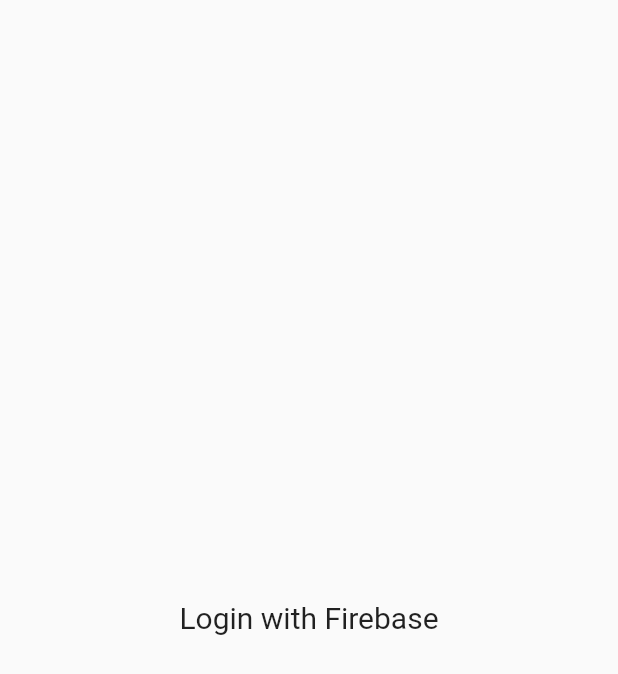
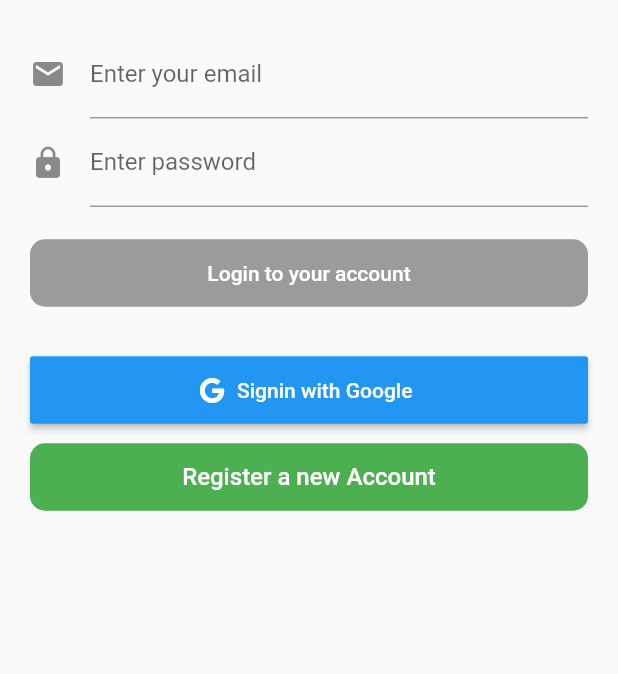
Before and after one commit to QuyenVu04092000/firebase_login, a Flutter app: the screen it shows after launch, on a phone screen of 412 x 824 dp. Shown: the top 674 px of the screen. Run offline on Flutter 3.47's test engine with Material 2 defaults, Android fonts, the phone set to English and light mode, and no system bars; our stand-ins replace equatable, firebase_auth, flutter_bloc, font_awesome_flutter, google_sign_in, rxdart; missing offline and left inert: firebase_auth_web, firebase_core_web, google_sign_in_web; accounts and stored records are empty.

```diff
--- a/lib/main.dart
+++ b/lib/main.dart
@@ -1,27 +1,48 @@
+import 'package:firebase_login/blocs/authentication_bloc.dart';
+import 'package:firebase_login/blocs/login_bloc.dart';
 import 'package:firebase_login/blocs/simple_bloc_observer.dart';
+import 'package:firebase_login/events/authentication_event.dart';
+import 'package:firebase_login/pages/home_page.dart';
+import 'package:firebase_login/pages/login_page.dart';
+import 'package:firebase_login/pages/splash_page.dart';
 import 'package:firebase_login/repositories/user_repository.dart';
+import 'package:firebase_login/states/authentication_state.dart';
 import 'package:flutter/material.dart';
 import 'package:flutter_bloc/flutter_bloc.dart';
 
 void main() {
   WidgetsFlutterBinding.ensureInitialized();
   Bloc.observer = SimpleBlocObserver();
-  runApp( MyApp());
+  runApp(
+    MyApp()
+  );
 }
 
 class MyApp extends StatelessWidget {
-
+  final UserRepository _userRepository = UserRepository();
   // This widget is the root of your application.
   @override
   Widget build(BuildContext context) {
-    //test
-    final userRepository = UserRepository();
-    userRepository.createUserWithEmailAndPassword("quyenvu0409@gmail.com","123456789");
+    //signout test
     return MaterialApp(
       title: 'Login with Firebase',
-      home: Scaffold(
-        body: Center( child: Text('Login with Firebase',style: TextStyle(fontSize: 20),),),
-      ),
+      home: BlocProvider(
+        create: (context) => AuthenticationBloc(userRepository: _userRepository)
+          ..add(AuthenticationEventStarted()),
+        child: BlocBuilder<AuthenticationBloc,AuthenticationState>(
+          builder: (context, authenticationState) {
+            if(authenticationState is AuthenticationStateSuccess){
+              return HomePage(); //homepage
+            } else if(authenticationState is AuthenticationStateFailure){
+              return BlocProvider<LoginBloc>(
+                create: (context) => LoginBloc(userRepository: _userRepository),
+                child: LoginPage(userRepository: _userRepository,)//LoginPage,
+              );
+            }
+            return SplashPage();
+          },
+        ),
+      )
     );
   }
 }
--- /dev/null
+++ b/lib/pages/buttons/google_login_button.dart
@@ -0,0 +1,27 @@
+import 'package:firebase_login/events/login_event.dart';
+import 'package:firebase_login/pages/buttons/login_button.dart';
+import 'package:flutter/cupertino.dart';
+import 'package:flutter/material.dart';
+import 'package:flutter_bloc/flutter_bloc.dart';
+import 'package:font_awesome_flutter/font_awesome_flutter.dart';
+
+import '../../blocs/login_bloc.dart';
+
+class GoogleLoginButton extends StatelessWidget{
+  @override
+  Widget build(BuildContext context) {
+    // TODO: implement build
+    return ButtonTheme(
+        height: 45,
+        child: RaisedButton.icon(
+            onPressed: (){
+              BlocProvider.of<LoginBloc>(context).add(LoginEventWithGooglePressed());
+            },
+            icon: Icon(FontAwesomeIcons.google, color: Colors.white,size: 17,),
+            label: Text(
+              'Signin with Google',
+              style: TextStyle(color: Colors.white),
+            ))
+    );
+  }
+}
--- /dev/null
+++ b/lib/pages/buttons/login_button.dart
@@ -0,0 +1,24 @@
+import 'package:flutter/cupertino.dart';
+import 'package:flutter/material.dart';
+
+class LoginButton extends StatelessWidget{
+  VoidCallback _onPressed;
+  LoginButton({Key key, VoidCallback onPressed}):
+      _onPressed = onPressed,
+      super(key: key);
+  @override
+  Widget build(BuildContext context) {
+    // TODO: implement build
+    return ButtonTheme(
+      height: 45,
+        child: RaisedButton(
+          color: Colors.blue,
+          shape: RoundedRectangleBorder(
+            borderRadius: BorderRadius.circular(10.0)
+          ),
+          onPressed: _onPressed,
+          child: Text('Login to your account',style: TextStyle(color: Colors.white),),
+        )
+    );
+  }
+}
--- /dev/null
+++ b/lib/pages/buttons/register_user_button.dart
@@ -0,0 +1,41 @@
+import 'package:firebase_login/blocs/register_bloc.dart';
+import 'package:firebase_login/pages/register_page.dart';
+import 'package:firebase_login/repositories/user_repository.dart';
+import 'package:flutter/cupertino.dart';
+import 'package:flutter/material.dart';
+import 'package:flutter_bloc/flutter_bloc.dart';
+import 'package:meta/meta.dart';
+
+class RegisterUserButton extends StatelessWidget{
+  final UserRepository _userRepository;
+
+  RegisterUserButton({Key key, @required UserRepository userRepository}):
+      assert(userRepository != null),
+      _userRepository = userRepository,
+      super(key: key);
+  @override
+  Widget build(BuildContext context) {
+    // TODO: implement build
+    return ButtonTheme(
+        height: 45,
+        child: FlatButton(
+          shape: new RoundedRectangleBorder(borderRadius: new BorderRadius.circular(10.0)),
+          color: Colors.green,
+          child: Text(
+            'Register a new Account',
+            style: TextStyle(fontSize: 16,color: Colors.white),
+          ),
+          onPressed: (){
+            Navigator.of(context).push(
+              MaterialPageRoute(builder: (context){
+                return BlocProvider<RegisterBloc>(
+                    create: (context) => RegisterBloc(userRepository: _userRepository),
+                    child: RegisterPage(userRepository: _userRepository,),
+                );
+              })
+            );
+          },
+        )
+    );
+  }
+}
--- /dev/null
+++ b/lib/pages/login_page.dart
@@ -0,0 +1,116 @@
+import 'package:firebase_login/blocs/authentication_bloc.dart';
+import 'package:firebase_login/blocs/login_bloc.dart';
+import 'package:firebase_login/events/authentication_event.dart';
+import 'package:firebase_login/events/login_event.dart';
+import 'package:firebase_login/pages/buttons/google_login_button.dart';
+import 'package:firebase_login/pages/buttons/login_button.dart';
+import 'package:firebase_login/pages/buttons/register_user_button.dart';
+import 'package:firebase_login/repositories/user_repository.dart';
+import 'package:firebase_login/states/login_state.dart';
+import 'package:flutter/cupertino.dart';
+import 'package:flutter_bloc/flutter_bloc.dart';
+import 'package:meta/meta.dart';
+import 'package:flutter/material.dart';
+
+class LoginPage extends StatefulWidget{
+  final UserRepository _userRepository;
+  //constructor
+  LoginPage({Key key, @required UserRepository userRepository}):
+      assert(userRepository != null),
+      _userRepository = userRepository,
+      super(key: key);
+
+  @override
+  State<StatefulWidget> createState() => _LoginPageState();
+}
+class _LoginPageState extends State<LoginPage>{
+  final TextEditingController _emailController = TextEditingController();
+  final TextEditingController _passwordController = TextEditingController();
+  LoginBloc _loginBloc;
+  UserRepository get _userRepository => widget._userRepository;
+  @override
+  void initState() {
+    // TODO: implement initState
+    super.initState();
+    _loginBloc = BlocProvider.of<LoginBloc>(context);
+    _emailController.addListener(() {
+      //email changed will call this
+      _loginBloc.add(LoginEventEmailChanged(email: _emailController.text));
+    });
+    _passwordController.addListener(() {
+      //password changed will call this
+      _loginBloc.add(LoginEventPasswordChanged(password: _passwordController.text));
+    });
+  }
+  bool get isPopulated => _emailController.text.isNotEmpty && _passwordController.text.isNotEmpty;
+  bool isLoginButtonEnabled(LoginState loginState) =>
+      loginState.isValidEmailAndPassword & isPopulated && !loginState.isSubmitting;
+  @override
+  Widget build(BuildContext context) {
+    // TODO: implement build
+    return Scaffold(
+      body: BlocBuilder<LoginBloc, LoginState>(
+          builder: (context, loginState){
+            if(loginState.isFailure){
+              print('Login failed');
+            } else if(loginState.isSubmitting){
+              print('Logging in');
+            } else if(loginState.isSuccess){
+              BlocProvider.of<AuthenticationBloc>(context).add(AuthenticationEventLoggedIn());
+            }
+            return Padding(
+              padding: EdgeInsets.all(20.0),
+              child: Form(
+                child: ListView(
+                  children: <Widget>[
+                    TextFormField(
+                      controller: _emailController,
+                      decoration: InputDecoration(
+                        icon: Icon(Icons.email),
+                        labelText: 'Enter your email'
+                      ),
+                      keyboardType: TextInputType.emailAddress,
+                      autovalidateMode: AutovalidateMode.always,
+                      autocorrect: false,
+                      validator: (_){
+                        return loginState.isValidEmail ? null : 'Invalid email format';
+                      },
+                    ),
+                    TextFormField(
+                      controller: _passwordController,
+                      decoration: InputDecoration(
+                        icon: Icon(Icons.lock),
+                        labelText: 'Enter password'
+                      ),
+                      obscureText: true,
+                      autovalidateMode: AutovalidateMode.always,
+                      autocorrect: false,
+                      validator: (_){
+                        return loginState.isValidPassword ? null : 'Invalid password';
+                      }),
+                    Padding(
+                      padding: EdgeInsets.symmetric(vertical: 20),
+                      child: LoginButton(
+                        onPressed: isLoginButtonEnabled(loginState)?
+                                  _onLoginEmailAndPassword : null,
+                        ),
+                      ),
+                    Padding(padding: EdgeInsets.only(top: 10)),
+                    GoogleLoginButton(),
+                    Padding(padding: EdgeInsets.only(top: 10)),
+                    RegisterUserButton(userRepository: _userRepository)
+                  ],
+                ),
+              ),
+            );
+          }
+      ),
+    );
+  }
+  void _onLoginEmailAndPassword(){
+    _loginBloc.add(LoginEventWithEmailAndPasswordPressed(
+        email: _emailController.text,
+        password: _passwordController.text
+    ));
+  }
+}
```
Also changed, not shown: lib/pages/buttons/register_button.dart (added, +27 -0 lines), lib/pages/home_page.dart (added, +29 -0 lines), lib/pages/register_page.dart (added, +120 -0 lines), lib/pages/splash_page.dart (added, +14 -0 lines), 2 other files.
